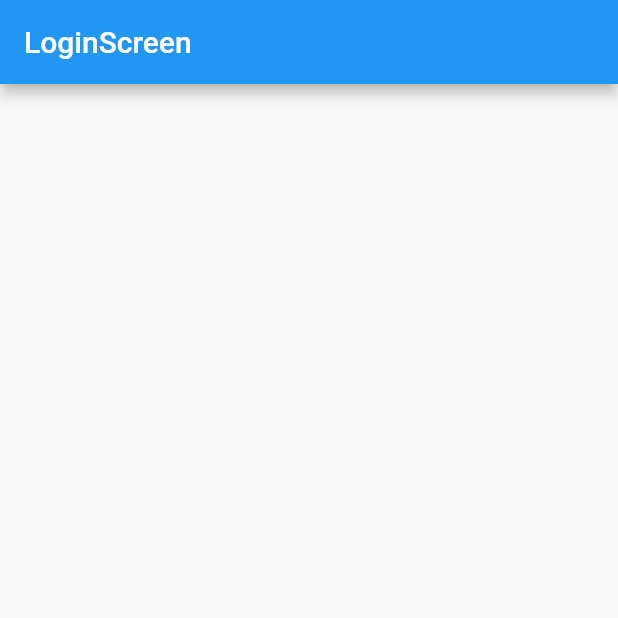
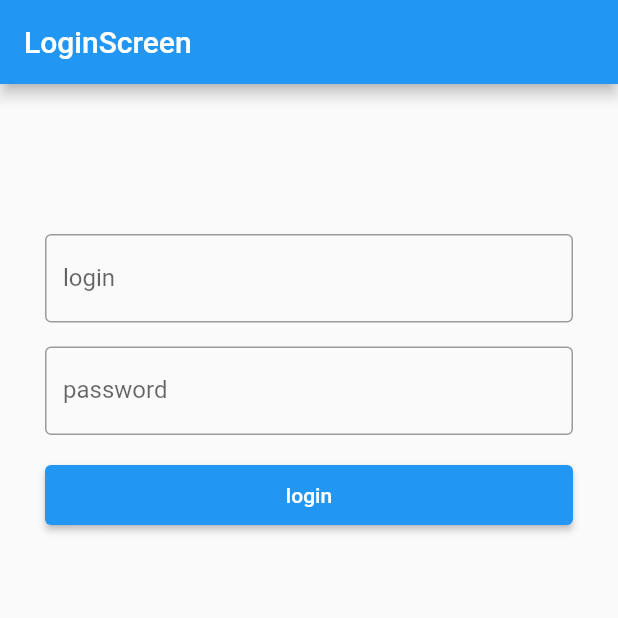
Before and after one commit to MikhailPoltavskiy/client_it, a Flutter app: the screen it shows after launch, on a phone screen of 412 x 824 dp, the top half of it. Run offline on Flutter 3.47's test engine with Material 2 defaults, Android fonts, the phone set to English and light mode, and no system bars; our stand-ins replace dio, flutter_bloc, freezed_annotation, get_it, injectable.

Commit message:
create login form

```diff
--- a/lib/app/ui/root_screen.dart
+++ b/lib/app/ui/root_screen.dart
@@ -10,7 +10,7 @@ class RootScreen extends StatelessWidget {
   @override
   Widget build(BuildContext context) {
     return AuthBuilder(
-      isNotAuthorized: (context) => const LoginScreen(),
+      isNotAuthorized: (context) => LoginScreen(),
       isWaiting: (context) => const AppLoader(),
       isAuthorized: (context, value, child) => MainScreen(userEntity: value),
     );
--- a/lib/feature/auth/ui/login_screen.dart
+++ b/lib/feature/auth/ui/login_screen.dart
@@ -1,7 +1,11 @@
 import 'package:flutter/material.dart';
 
 class LoginScreen extends StatelessWidget {
-  const LoginScreen({super.key});
+  LoginScreen({super.key});
+
+  final controllerLogin = TextEditingController();
+  final controllerPassword = TextEditingController();
+  final GlobalKey<FormState> formKey = GlobalKey();
 
   @override
   Widget build(BuildContext context) {
@@ -9,6 +13,61 @@ class LoginScreen extends StatelessWidget {
       appBar: AppBar(
         title: const Text('LoginScreen'),
       ),
+      body: Form(
+        key: formKey,
+        child: Center(
+          child: Padding(
+            padding: const EdgeInsets.only(left: 30, right: 30, top: 100),
+            child: Column(
+              children: [
+                TextFormField(
+                  validator: emptyValidator,
+                  maxLines: 1,
+                  controller: controllerLogin,
+                  decoration: const InputDecoration(
+                    labelText: 'login',
+                    border: OutlineInputBorder(),
+                  ),
+                ),
+                const SizedBox(
+                  height: 16,
+                ),
+                TextFormField(
+                  validator: emptyValidator,
+                  maxLines: 1,
+                  controller: controllerPassword,
+                  decoration: const InputDecoration(
+                    labelText: 'password',
+                    border: OutlineInputBorder(),
+                  ),
+                ),
+                const SizedBox(
+                  height: 16,
+                ),
+                ElevatedButton(
+                  onPressed: () {
+                    if (formKey.currentState?.validate() == true) {
+                      print('OK');
+                    }
+                  },
+                  style: ButtonStyle(
+                      fixedSize: MaterialStateProperty.all<Size>(
+                    const Size(double.maxFinite, 40),
+                  )),
+                  child: const Text('login'),
+                )
+              ],
+            ),
+          ),
+        ),
+      ),
     );
   }
+
+  String? emptyValidator(String? value) {
+    if (value?.isEmpty == true) {
+      return 'cannot be empty';
+    }
+    return null;
+  }
 }
```
